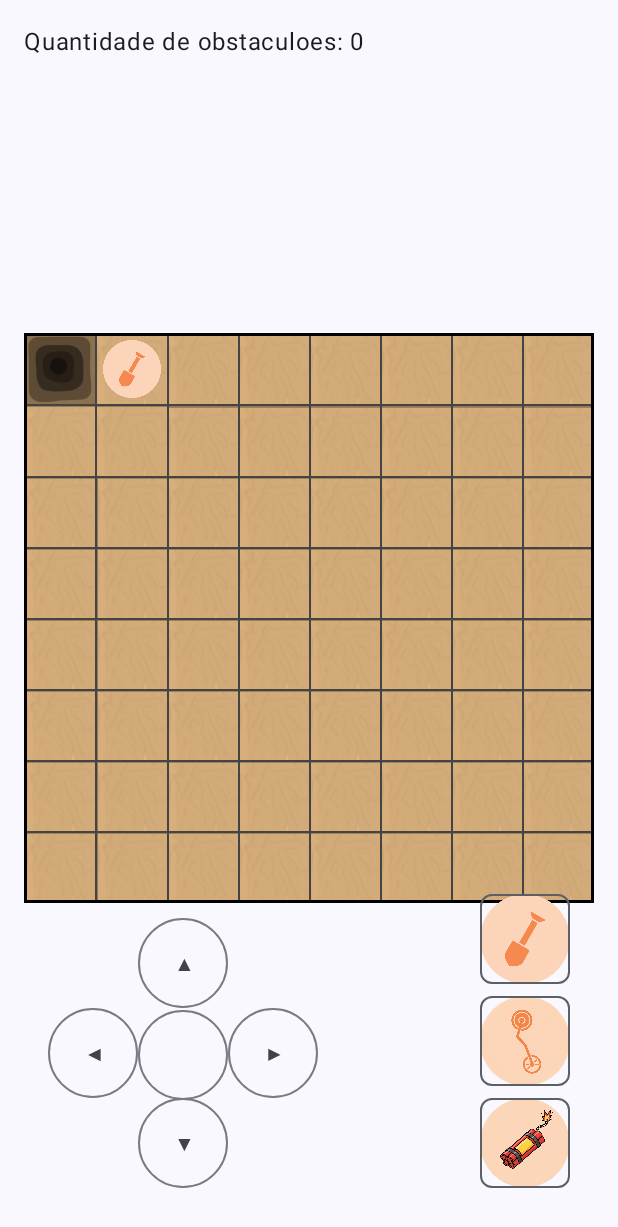
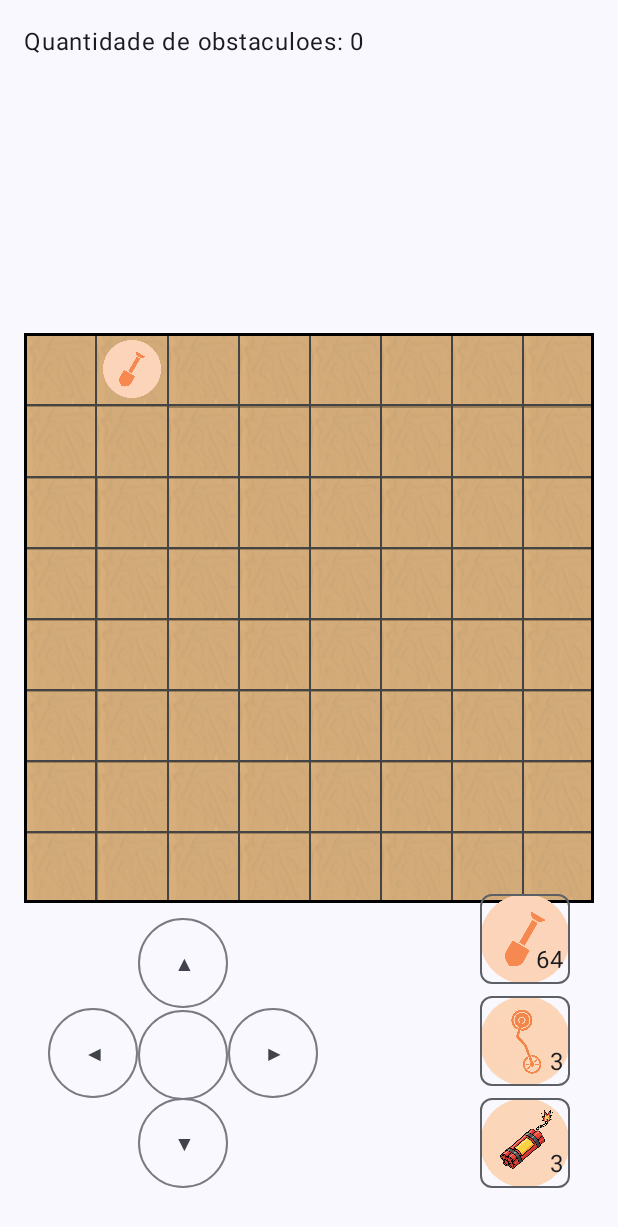
Before and after one commit to FabioSouzaF/TreasureHunt, an Android app built with Jetpack Compose: the screen it shows after launch (MainActivity), after a tap on an icon or button, on a phone screen of 412 x 824 dp. Shown: the top 1227 px of the screen. Run offline under Robolectric (Android 15) with nearby library versions, the phone set to English and light mode, and no system bars; our stand-ins replace Room's generated code; libraries missing offline, so code that uses them is left out: androidx.room.util; 3 other taps on this screen came first.

Commit message:
Uso do detector de metais e limite de uso dos itens

```diff
--- a/app/src/main/java/com/example/treasurehunt/ActionButtons.kt
+++ b/app/src/main/java/com/example/treasurehunt/ActionButtons.kt
@@ -19,21 +19,29 @@
 import androidx.compose.material3.Scaffold
 import androidx.compose.material3.Text
 import androidx.compose.runtime.Composable
+import androidx.compose.runtime.getValue
 import androidx.compose.ui.Alignment
 import androidx.compose.ui.Modifier
 import androidx.compose.ui.layout.AlignmentLine
 import androidx.compose.ui.layout.ContentScale
 import androidx.compose.ui.res.painterResource
+import androidx.compose.ui.text.style.LineHeightStyle
 import androidx.compose.ui.tooling.preview.Preview
 import androidx.compose.ui.unit.dp
+import androidx.lifecycle.compose.collectAsStateWithLifecycle
 import com.example.treasurehunt.ui.theme.TreasureHuntTheme
 
 @Composable
 fun ActionButtons(
     onDigClick: () -> Unit,
     onMetalDetectorClick: () -> Unit,
-    onDynamiteClick: () -> Unit
+    onDynamiteClick: () -> Unit,
+    viewModel: TreasureHunterViewModel
 ) {
+    val numDig by viewModel.numDigUse.collectAsStateWithLifecycle()
+    val numMetalDetector by viewModel.numMetalDetectorUse.collectAsStateWithLifecycle()
+    val numDynamiteUse by viewModel.numDynamiteUse.collectAsStateWithLifecycle()
+
     TreasureHuntTheme {
         Box(
             modifier = Modifier.fillMaxSize()
@@ -54,12 +62,23 @@
                             shape = MaterialTheme.shapes.small
                         )
                 ) {
+                    Box(
+                        modifier = Modifier.fillMaxSize()
+                    ) {
                         Image(
                             painter = painterResource(R.drawable.pa),
                             contentDescription = "Pá",
                             modifier = Modifier.fillMaxSize(),
                             contentScale = ContentScale.Crop
                         )
+
+                        Text(
+                            text = "${numDig}",
+                            modifier = Modifier
+                                .align(Alignment.BottomEnd)
+                                .padding(4.dp),
+                        )
+                    }
                 }
 
                 IconButton(
@@ -71,12 +90,22 @@
                             shape = MaterialTheme.shapes.small
                         )
                 ) {
+                    Box(
+                        modifier = Modifier.fillMaxSize()
+                    ){
                         Image(
                             painter = painterResource(R.drawable.metaldetector),
-                        contentDescription = "Pá",
+                            contentDescription = "Detector de Metal",
                             modifier = Modifier.fillMaxSize(),
                             contentScale = ContentScale.Crop
                         )
+                        Text(
+                            text = "${numMetalDetector}",
+                            modifier = Modifier
+                                .align(Alignment.BottomEnd)
+                                .padding(4.dp),
+                        )
+                    }
                 }
                 IconButton(
                     onClick = onDynamiteClick,
@@ -87,14 +116,24 @@
                             shape = MaterialTheme.shapes.small
                         )
                 ) {
+                    Box(
+                        modifier = Modifier.fillMaxSize()
+                    ){
                     Image(
                         painter = painterResource(R.drawable.dynamite),
-                        contentDescription = "Pá",
+                        contentDescription = "Dinamite",
                         modifier = Modifier.fillMaxSize(),
                         contentScale = ContentScale.Crop
+                    )
+                    Text(
+                        text = "${numDynamiteUse}",
+                        modifier = Modifier
+                            .align(Alignment.BottomEnd)
+                            .padding(4.dp),
                     )
                 }
                 }
             }
         }
     }
+}
--- a/app/src/main/java/com/example/treasurehunt/GameGrid.kt
+++ b/app/src/main/java/com/example/treasurehunt/GameGrid.kt
@@ -15,17 +15,19 @@
 import androidx.compose.ui.graphics.Color
 import androidx.compose.ui.res.painterResource
 import androidx.compose.ui.unit.dp
+import androidx.lifecycle.compose.collectAsStateWithLifecycle
 import com.example.treasurehunt.Cell
 import com.example.treasurehunt.CellContent
 import com.example.treasurehunt.R
+import com.example.treasurehunt.TreasureHunterViewModel
 import com.example.treasurehunt.ui.theme.TreasureHuntTheme // Seu tema
 
 //@SuppressLint("UnrememberedMutableState")
 @Composable
-fun GameGrid(gameState: GameState, grid: List<List<Cell>>, modifier: Modifier) {
+fun GameGrid(gameState: GameState, grid: List<List<Cell>>, modifier: Modifier, viewModel: TreasureHunterViewModel) {
 
 //    var grid by remember { mutableStateOf(gameState.grid) }
-
+    val useMetalDetector by viewModel.useMetalDetector.collectAsStateWithLifecycle()
     Column(
         modifier = Modifier
             .aspectRatio(1f)
@@ -61,12 +63,32 @@
                                 modifier = Modifier.fillMaxSize(1f)
                             )
                         }
+                        if (useMetalDetector){
+                            when (cell.content) {
+                                CellContent.TREASURE -> {
+                                    Image(
+                                        painter = painterResource(R.drawable.metaldetector),
+                                        contentDescription = "Tesouro",
+                                        modifier = Modifier.fillMaxSize(0.7f)
+                                    )
+                                }
+                                CellContent.OBSTACLE -> {
+                                    Image(
+                                        painter = painterResource(R.drawable.dynamite),
+                                        contentDescription = "Obstáculo",
+                                        modifier = Modifier.fillMaxSize(0.7f)
+                                    )
+                                }
+                                else -> {}
+
+                            }
+                        }
+                        else {
                             when (cell.content) {
                                 CellContent.TREASURE -> {
                                     if (cell.isRevealed) {
                                         Image(
                                             painter = painterResource(R.drawable.metaldetector),
-//                                        painter = painterResource(R.drawable.treasure_icon),
                                             contentDescription = "Tesouro",
                                             modifier = Modifier.fillMaxSize(0.7f)
                                         )
@@ -77,14 +99,13 @@
                                     if (cell.isRevealed) {
                                         Image(
                                             painter = painterResource(R.drawable.dynamite),
-//                                    painter = painterResource(R.drawable.obstacle_icon),
                                             contentDescription = "Obstáculo",
                                             modifier = Modifier.fillMaxSize(0.7f)
                                         )
                                     }
                                 }
-
                                 else -> {}
+                            }
                         }
 
                         if (cell.isPlayer){
--- a/app/src/main/java/com/example/treasurehunt/MainActivity.kt
+++ b/app/src/main/java/com/example/treasurehunt/MainActivity.kt
@@ -66,19 +66,19 @@
 @Composable
 fun GameScreen(viewModel: TreasureHunterViewModel) {
     val gameState = remember { GameState(viewModel) }
-//    var gameState by remember { mutableStateOf(GameState()) }
 
     var grid by remember { mutableStateOf(gameState.grid) }
     val qtdObstacules by viewModel.obstacules.collectAsStateWithLifecycle()
-    Log.i("gameState","$gameState")
+
     Box(modifier = Modifier.fillMaxSize().padding(16.dp)) {
         Text("Quantidade de obstaculoes: ${qtdObstacules}")
         Box(modifier = Modifier.align(Alignment.Center)
         ) {
             GameGrid(
                 gameState = gameState,
-               grid = grid,
-                modifier = Modifier.align(Alignment.Center)
+                grid = grid,
+                modifier = Modifier.align(Alignment.Center),
+                viewModel
             )
         }
 
@@ -100,9 +100,10 @@
 
 
         ActionButtons(
-            onDigClick = { gameState.getItem(gameState.playerPosition.first, gameState.playerPosition.second) },
-            onMetalDetectorClick = { /* Lógica para usar detector */ },
-            onDynamiteClick = { /* Lógica para usar dinamite */ }
+            onDigClick = { viewModel.useDig(gameState) },
+            onMetalDetectorClick = { viewModel.useMetalDetector() },
+            onDynamiteClick = { viewModel.useDynamite(gameState) },
+            viewModel
         )
     }
 }
--- a/app/src/main/java/com/example/treasurehunt/TreasureHunterViewModel.kt
+++ b/app/src/main/java/com/example/treasurehunt/TreasureHunterViewModel.kt
@@ -1,10 +1,13 @@
 package com.example.treasurehunt
 
+import GameState
+import android.R
 import android.util.Log
 import androidx.lifecycle.ViewModel
 import androidx.lifecycle.lifecycleScope
 import androidx.lifecycle.viewModelScope
 import kotlinx.coroutines.Dispatchers
+import kotlinx.coroutines.delay
 import kotlinx.coroutines.flow.MutableStateFlow
 import kotlinx.coroutines.flow.StateFlow
 import kotlinx.coroutines.flow.asStateFlow
@@ -14,11 +17,44 @@
     private val _obstacules = MutableStateFlow(0)
     val obstacules: StateFlow<Int> = _obstacules.asStateFlow()
 
+    private val _useMetalDetector = MutableStateFlow(false)
+    val useMetalDetector: StateFlow<Boolean> = _useMetalDetector.asStateFlow()
+
+    private val _numDigUse = MutableStateFlow(64)
+    private val _numMetalDetectorUse = MutableStateFlow(3)
+    private val _numDynamiteUse = MutableStateFlow(3)
+
+    val numDigUse: StateFlow<Int> = _numDigUse.asStateFlow()
+    val numMetalDetectorUse: StateFlow<Int> = _numMetalDetectorUse.asStateFlow()
+    val numDynamiteUse: StateFlow<Int> = _numDynamiteUse.asStateFlow()
+
     fun addObstacules(){
         Log.i("","Ta entrando aqui")
         _obstacules.value++
     }
 
+    fun useMetalDetector(){
+        if (_numMetalDetectorUse.value == 0) return
+        _useMetalDetector.value = true
+        _numMetalDetectorUse.value--
+        viewModelScope.launch {
+            // Espera 1000 milissegundos (1 segundo)
+            delay(1000)
+            _useMetalDetector.value = false
+        }
+    }
+
+    fun useDig(gameState: GameState){
+        gameState.getItem(gameState.playerPosition.first, gameState.playerPosition.second)
+        _numDigUse.value--
+    }
+
+    fun useDynamite(gameState: GameState){
+        _numDynamiteUse.value--
+        //LOGICA DA DINAMITE
+    }
+
+
 
 
 }
```
Lines whose indentation alone changed are shown as unchanged.
